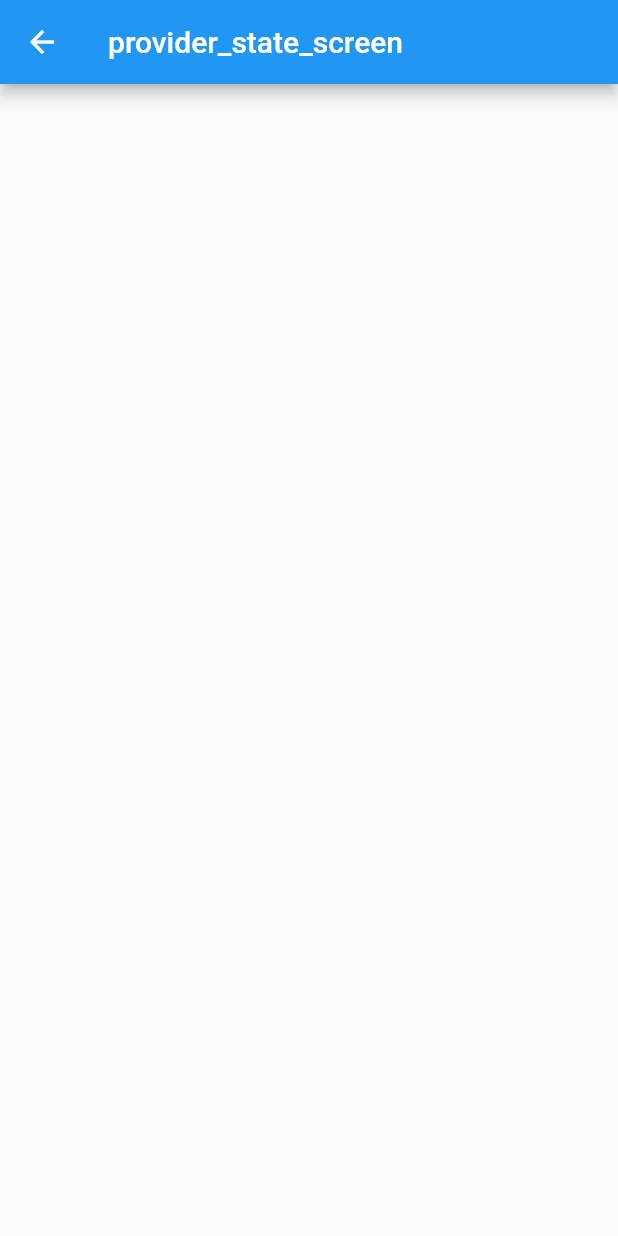
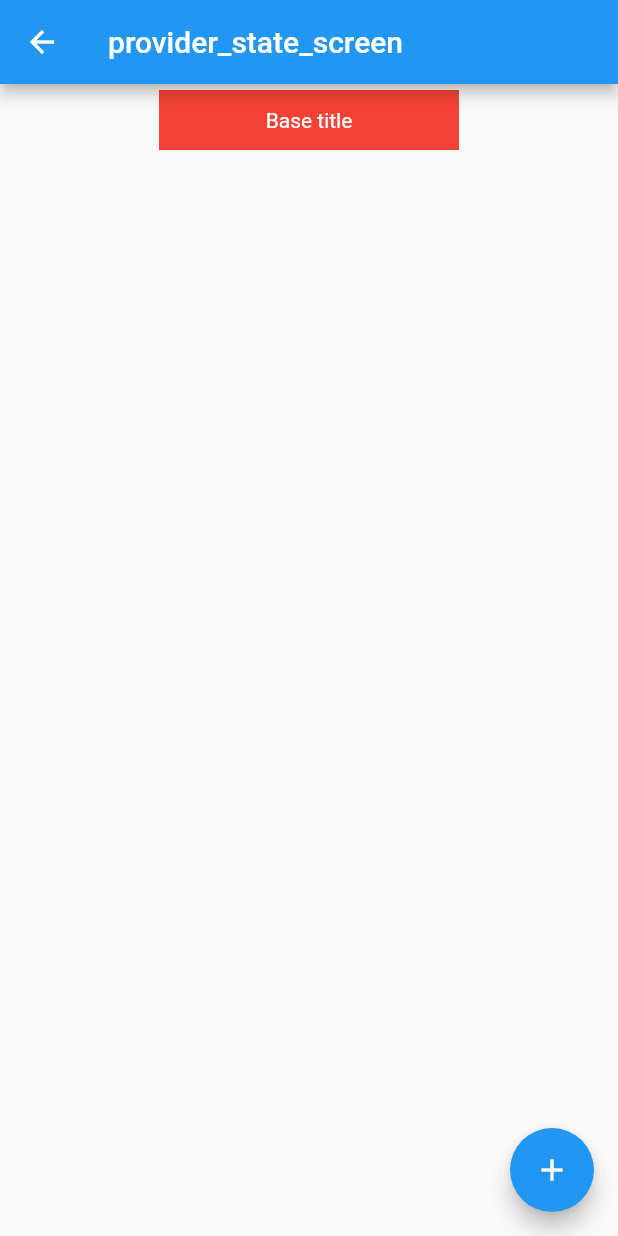
Before and after one commit to jjgajjar04/test_app, a Flutter app: the ProviderStateScreen screen opened by its route, on a phone screen of 412 x 824 dp. Run offline on Flutter 3.47's test engine with Material 2 defaults, Android fonts, the light colour scheme and no system bars; missing offline and left inert: random_words.

Commit message:
provider state uses added

```diff
--- a/lib/app.dart
+++ b/lib/app.dart
@@ -1,4 +1,5 @@
 import 'package:flutter/material.dart';
+import 'package:test_app/models/data_provider.dart';
 import 'package:test_app/screens/home.dart';
 import 'package:test_app/screens/button_screen.dart';
 import 'package:test_app/screens/list_screen.dart';
@@ -6,11 +7,14 @@ import 'package:test_app/screens/multi_widget_state_screen.dart';
 import 'package:test_app/screens/provider_state_screen.dart';
 import 'package:test_app/screens/row_column_screen.dart';
 import 'package:test_app/screens/simple_state_screen.dart';
+import 'package:provider/provider.dart';
 
 class App extends StatelessWidget {
   @override
   Widget build(BuildContext context) {
-    return MaterialApp(
+    return ChangeNotifierProvider<DataProvider>(
+      create: (context) => DataProvider(),
+      child: MaterialApp(
         debugShowCheckedModeBanner: false,
         initialRoute: Home.id,
         routes: {
@@ -23,6 +27,7 @@ class App extends StatelessWidget {
           MultiWidgetStateScreen.id: (context) => MultiWidgetStateScreen(),
           ProviderStateScreen.id: (context) => ProviderStateScreen()
         },
+      ),
     );
   }
 }
--- a/lib/components/card/level3.dart
+++ b/lib/components/card/level3.dart
@@ -1,4 +1,5 @@
 import 'package:flutter/material.dart';
+import 'package:test_app/components/card/level4.dart';
 
 class Level3 extends StatefulWidget {
   final String title;
@@ -9,8 +10,14 @@ class Level3 extends StatefulWidget {
 }
 
 class _Level3State extends State<Level3> {
+  bool isProvider = true;
+
   @override
   Widget build(BuildContext context) {
+    return isProvider ? Level4() : level3Content();
+  }
+
+  Padding level3Content() {
     return Padding(
       padding: EdgeInsets.all(4.0),
       child: Container(
--- /dev/null
+++ b/lib/components/card/level4.dart
@@ -0,0 +1,25 @@
+import 'package:flutter/material.dart';
+import 'package:provider/provider.dart';
+import 'package:test_app/models/data_provider.dart';
+
+class Level4 extends StatelessWidget {
+  @override
+  Widget build(BuildContext context) {
+    return Padding(
+      padding: EdgeInsets.all(4.0),
+      child: Container(
+        height: 40.0,
+        width: 200.0,
+        color: Colors.red,
+        child: Center(
+          child: Text(
+            '${Provider.of<DataProvider>(context).getTitle}',
+            style: TextStyle(
+              color: Colors.white,
+            ),
+          ),
+        ),
+      ),
+    );
+  }
+}
--- /dev/null
+++ b/lib/models/data.dart
@@ -0,0 +1,11 @@
+class Data {
+  String title;
+
+  Data({
+    this.title,
+  });
+
+  void setData(String title) {
+    this.title = title;
+  }
+}
--- /dev/null
+++ b/lib/models/data_provider.dart
@@ -0,0 +1,13 @@
+import 'package:flutter/foundation.dart';
+import 'package:test_app/models/data.dart';
+
+class DataProvider extends ChangeNotifier {
+  Data _data = new Data(title: 'Base title');
+
+  String get getTitle => _data.title;
+
+  void changeTitle(String newTitle) {
+    _data.setData(newTitle);
+    notifyListeners();
+  }
+}
--- a/lib/screens/provider_state_screen.dart
+++ b/lib/screens/provider_state_screen.dart
@@ -1,14 +1,37 @@
 import 'package:flutter/material.dart';
+import 'package:provider/provider.dart';
+import 'package:test_app/components/card/level1.dart';
+import 'package:test_app/models/data_provider.dart';
 import 'package:test_app/utils/constants.dart';
+import 'package:random_words/random_words.dart';
 
 class ProviderStateScreen extends StatelessWidget {
   static const id = Constants.PROVIDER_STATE_SCREEN;
+  final String title = 'level 1';
+
   @override
   Widget build(BuildContext context) {
     return Scaffold(
       appBar: AppBar(
         title: Text(Constants.PROVIDER_STATE_SCREEN),
       ),
+      body: Center(
+        child: Container(
+          child: Column(
+            crossAxisAlignment: CrossAxisAlignment.center,
+            children: [
+              Level1(title: title),
+            ],
+          ),
+        ),
+      ),
+      floatingActionButton: FloatingActionButton(
+        child: Icon(Icons.add),
+        onPressed: () {
+          String title = generateNoun().take(1).first.toString();
+          Provider.of<DataProvider>(context, listen: false).changeTitle(title);
+        },
+      ),
     );
   }
 }
```
Lines whose indentation alone changed are shown as unchanged.
